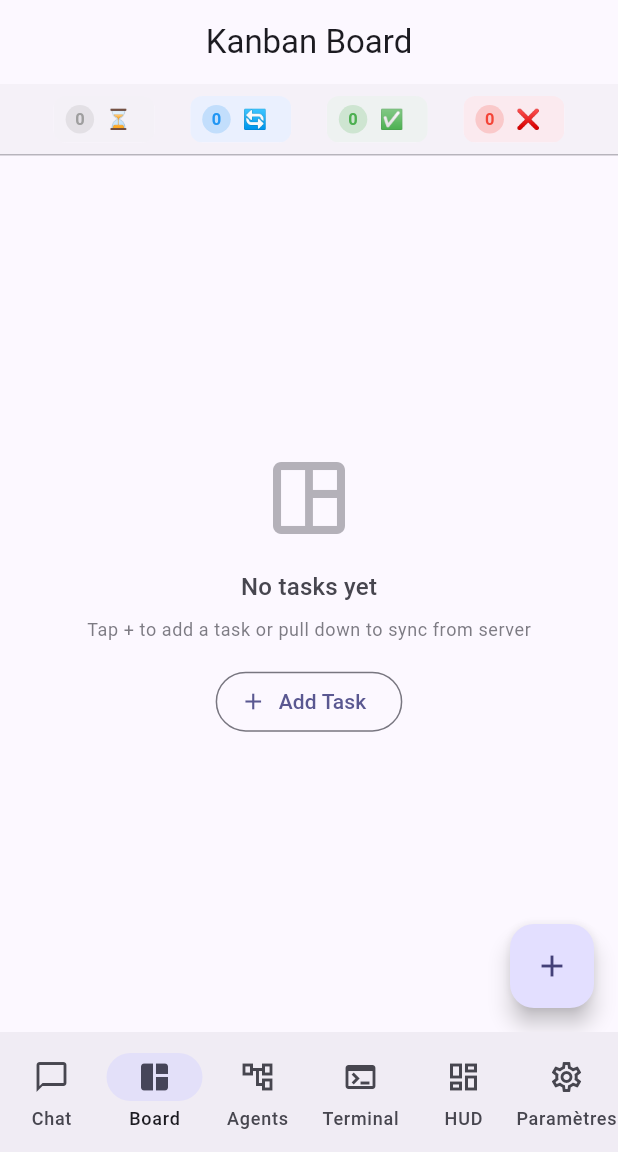
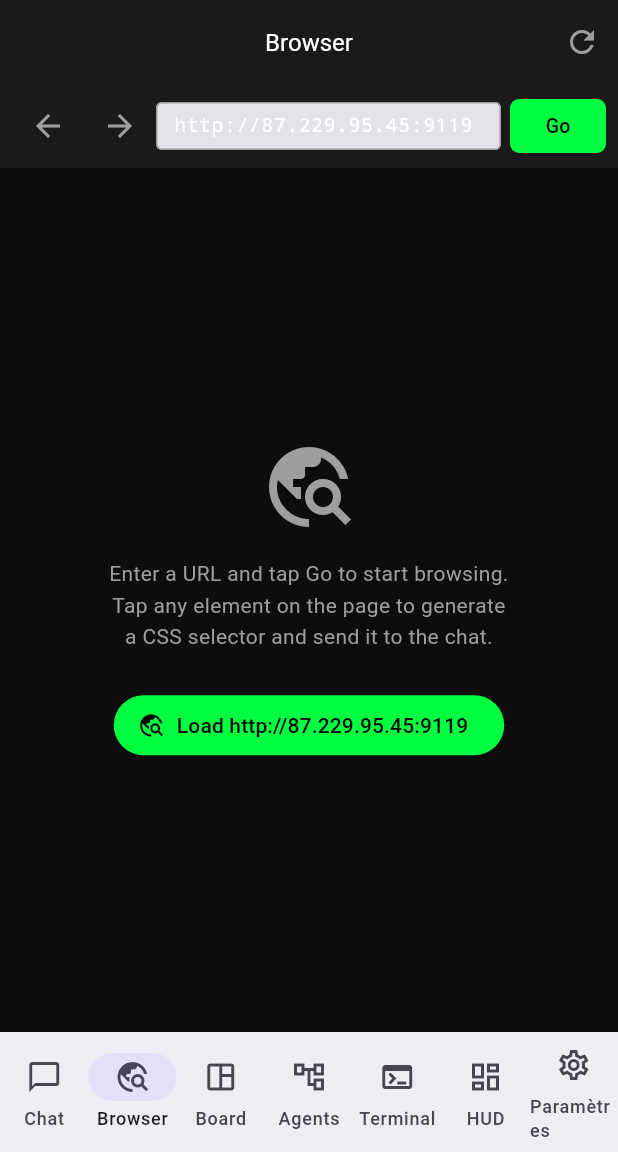
Before and after one commit to appweb514-svg/hermes-mobile-companion, a Flutter app: the screen it shows after launch, item 2 of the bottom bar chosen, on a phone screen of 412 x 824 dp, the part 84-1236 px from its top. Run offline on Flutter 3.47's test engine with Material 3 defaults, Android fonts, the phone set to English and light mode, and no system bars; our stand-ins replace flutter_local_notifications, flutter_riverpod, shared_preferences, webview_flutter.

Commit message:
Phase 4: Visual Element Selector (Browser View)

```diff
--- /dev/null
+++ b/lib/features/browser/browser_provider.dart
@@ -0,0 +1,147 @@
+import 'package:flutter_riverpod/flutter_riverpod.dart';
+import 'package:hermes_mobile/features/sessions/sessions_provider.dart';
+
+// ---------------------------------------------------------------------------
+// Browser state
+// ---------------------------------------------------------------------------
+
+/// State for the Visual Element Selector (Browser) feature.
+class BrowserState {
+  /// The current URL displayed in the WebView.
+  final String url;
+
+  /// Whether the page is currently loading.
+  final bool isLoading;
+
+  /// Load progress from 0.0 to 1.0.
+  final double progress;
+
+  /// CSS selector of the last tapped element (from JS channel).
+  final String? selectedSelector;
+
+  /// Text content of the last tapped element.
+  final String? selectedText;
+
+  /// Optional user instruction for what to do with the selected element.
+  final String? pendingInstruction;
+
+  const BrowserState({
+    this.url = 'http://87.229.95.45:9119',
+    this.isLoading = false,
+    this.progress = 0.0,
+    this.selectedSelector,
+    this.selectedText,
+    this.pendingInstruction,
+  });
+
+  BrowserState copyWith({
+    String? url,
+    bool? isLoading,
+    double? progress,
+    String? selectedSelector,
+    bool clearSelectedSelector = false,
+    String? selectedText,
+    bool clearSelectedText = false,
+    String? pendingInstruction,
+    bool clearPendingInstruction = false,
+  }) {
+    return BrowserState(
+      url: url ?? this.url,
+      isLoading: isLoading ?? this.isLoading,
+      progress: progress ?? this.progress,
+      selectedSelector: clearSelectedSelector
+          ? null
+          : (selectedSelector ?? this.selectedSelector),
+      selectedText:
+          clearSelectedText ? null : (selectedText ?? this.selectedText),
+      pendingInstruction: clearPendingInstruction
+          ? null
+          : (pendingInstruction ?? this.pendingInstruction),
+    );
+  }
+
+  @override
+  String toString() =>
+      'BrowserState(url: $url, isLoading: $isLoading, progress: $progress, '
+      'selected: $selectedSelector, text: $selectedText, instruction: $pendingInstruction)';
+}
+
+// ---------------------------------------------------------------------------
+// Browser notifier
+// ---------------------------------------------------------------------------
+
+/// [StateNotifier] managing the browser state and interactions with the
+/// Hermes chat via the element selector feature.
+class BrowserNotifier extends StateNotifier<BrowserState> {
+  BrowserNotifier() : super(const BrowserState());
+
+  /// Updates the current URL.
+  void setUrl(String url) {
+    if (url.trim().isNotEmpty) {
+      state = state.copyWith(url: url.trim());
+    }
+  }
+
+  /// Sets the loading state.
+  void setLoading(bool loading) {
+    state = state.copyWith(isLoading: loading);
+  }
+
+  /// Sets the page load progress (0.0 – 1.0).
+  void setProgress(double progress) {
+    state = state.copyWith(progress: progress.clamp(0.0, 1.0));
+  }
+
+  /// Clears the current element selection and pending instruction.
+  void clearSelection() {
+    state = state.copyWith(
+      clearSelectedSelector: true,
+      clearSelectedText: true,
+      clearPendingInstruction: true,
+    );
+  }
+
+  /// Called from the JavaScript channel when the user taps an element.
+  ///
+  /// Stores both the CSS [selector] and the element's [text] content.
+  void selectElement(String selector, String text) {
+    state = state.copyWith(
+      selectedSelector: selector,
+      selectedText: text,
+    );
+  }
+
+  /// Sets the pending instruction for what to do with the selected element.
+  void setInstruction(String instruction) {
+    state = state.copyWith(pendingInstruction: instruction);
+  }
+
+  /// Sends the selected element (selector + instruction) to the active chat
+  /// session as a @playwright command.
+  ///
+  /// Format:
+  ///   - Without instruction: `@playwright click "{selector}"`
+  ///   - With instruction:    `@playwright {instruction} on "{selector}"`
+  void sendToChat(WidgetRef ref) {
+    final selector = state.selectedSelector;
+    if (selector == null || selector.isEmpty) return;
+
+    final instruction = state.pendingInstruction?.trim() ?? '';
+    final text = instruction.isNotEmpty
+        ? '@playwright $instruction on "$selector"'
+        : '@playwright click "$selector"';
+
+    ref.read(sessionsProvider.notifier).sendMessage(text);
+    clearSelection();
+  }
+}
+
+// ---------------------------------------------------------------------------
+// Provider
+// ---------------------------------------------------------------------------
+
+/// Global provider for browser state.
+final browserProvider =
+    StateNotifierProvider<BrowserNotifier, BrowserState>((ref) {
+  return BrowserNotifier();
+});
--- /dev/null
+++ b/lib/features/browser/browser_screen.dart
@@ -0,0 +1,531 @@
+import 'dart:convert';
+
+import 'package:flutter/material.dart';
+import 'package:flutter_riverpod/flutter_riverpod.dart';
+import 'package:webview_flutter/webview_flutter.dart';
+
+import 'browser_provider.dart';
+
+// ---------------------------------------------------------------------------
+// JavaScript to inject into every loaded page for element selection
+// ---------------------------------------------------------------------------
+
+/// Returns the CSS selector generation function and click handler as a
+/// complete `<script>` block.
+String _elementSelectorScript() {
+  return '''
+(function() {
+  // ---- CSS selector generation ----
+  function getCssSelector(el) {
+    if (el.id) return '#' + CSS.escape(el.id);
+    var path = [];
+    while (el && el.nodeType === Node.ELEMENT_NODE) {
+      var selector = el.nodeName.toLowerCase();
+      if (el.id) { path.unshift('#' + CSS.escape(el.id)); break; }
+      if (el.className && typeof el.className === 'string') {
+        selector += '.' + el.className.trim().split(/\\s+/).filter(Boolean).join('.');
+      }
+      var sibling = el;
+      var nth = 1;
+      while ((sibling = sibling.previousElementSibling)) {
+        if (sibling.nodeName === el.nodeName) nth++;
+      }
+      if (nth > 1) selector += ':nth-of-type(' + nth + ')';
+      path.unshift(selector);
+      el = el.parentElement;
+    }
+    return path.join(' > ');
+  }
+
+  // ---- Element highlight feedback ----
+  function highlightElement(selector) {
+    var el = document.querySelector(selector);
+    if (!el) return;
+    var oldOutline = el.style.outline;
+    el.style.outline = '3px solid #00FF41';
+    setTimeout(function() { el.style.outline = oldOutline; }, 1500);
+  }
+
+  // ---- Click handler ----
+  document.addEventListener('click', function(e) {
+    e.preventDefault();
+    e.stopPropagation();
+    var selector = getCssSelector(e.target);
+    var text = (e.target.textContent || '').trim().substring(0, 200);
+    ElementSelector.postMessage(JSON.stringify({selector: selector, text: text}));
+    highlightElement(selector);
+  }, true);
+})();
+''';
+}
+
+// ---------------------------------------------------------------------------
+// Helper: ensure URL has a scheme
+// ---------------------------------------------------------------------------
+
+String _normalizeUrl(String raw) {
+  var url = raw.trim();
+  if (url.isEmpty) return 'http://87.229.95.45:9119';
+  if (!url.startsWith('http://') && !url.startsWith('https://')) {
+    url = 'https://$url';
+  }
+  return url;
+}
+
+// ---------------------------------------------------------------------------
+// BrowserScreen
+// ---------------------------------------------------------------------------
+
+/// Full-screen WebView with an element selector overlay.
+///
+/// Allows the user to:
+///   1. Navigate to any URL.
+///   2. Tap on elements to generate a unique CSS selector.
+///   3. Optionally enter an instruction for the selected element.
+///   4. Send the selector + instruction to the active chat session as a
+///      @playwright command.
+class BrowserScreen extends ConsumerStatefulWidget {
+  const BrowserScreen({super.key});
+
+  @override
+  ConsumerState<BrowserScreen> createState() => _BrowserScreenState();
+}
+
+class _BrowserScreenState extends ConsumerState<BrowserScreen> {
+  /// Controller for the WebView instance.
+  WebViewController? _webViewController;
+
+  /// Controller for the URL text field.
+  final _urlController = TextEditingController();
+
+  /// Focus node for the URL field.
+  final _urlFocusNode = FocusNode();
+
+  /// Controller for the instruction text field.
+  final _instructionController = TextEditingController();
+
+  @override
+  void initState() {
+    super.initState();
+    // Pre-fill the URL field from the provider.
+    final initialUrl = ref.read(browserProvider).url;
+    _urlController.text = initialUrl;
+  }
+
+  @override
+  void dispose() {
+    _urlController.dispose();
+    _urlFocusNode.dispose();
+    _instructionController.dispose();
+    _webViewController = null;
+    super.dispose();
+  }
+
+  // -----------------------------------------------------------------------
+  // WebView initialisation
+  // -----------------------------------------------------------------------
+
+  Future<void> _initWebView(String url) async {
+    final controller = WebViewController();
+
+    // -- JavaScript channel: receive selected element from the page --
+    controller.addJavaScriptChannel(
+      'ElementSelector',
+      onMessageReceived: (JavaScriptMessage message) {
+        try {
+          final data = jsonDecode(message.message) as Map<String, dynamic>;
+          final selector = data['selector'] as String? ?? '';
+          final text = data['text'] as String? ?? '';
+          if (selector.isNotEmpty) {
+            ref.read(browserProvider.notifier).selectElement(selector, text);
+            _instructionController.clear();
+          }
+        } catch (_) {
+          // Ignore malformed messages from JS.
+        }
+      },
+    );
+
+    // -- Navigation delegate: keep the URL bar in sync --
+    controller.setNavigationDelegate(
+      NavigationDelegate(
+        onPageStarted: (url) {
+          ref.read(browserProvider.notifier).setLoading(true);
+          ref.read(browserProvider.notifier).setUrl(url);
+          _urlController.text = url;
+        },
+        onPageFinished: (url) {
+          ref.read(browserProvider.notifier).setLoading(false);
+          // Re-inject the element selector script on every page load.
+          controller.runJavaScript(_elementSelectorScript());
+        },
+        onProgress: (progress) {
+          ref.read(browserProvider.notifier).setProgress(progress / 100.0);
+        },
+        onWebResourceError: (error) {
+          ref.read(browserProvider.notifier).setLoading(false);
+        },
+      ),
+    );
+
+    // -- JavaScript mode: enabled --
+    controller.setJavaScriptMode(JavaScriptMode.unrestricted);
+
+    // -- Load the initial URL --
+    await controller.loadRequest(Uri.parse(url));
+
+    // Inject the element selector script once the page is loaded.
+    // (onPageFinished also handles re-injection on navigation.)
+    controller.runJavaScript(_elementSelectorScript());
+
+    setState(() {
+      _webViewController = controller;
+    });
+  }
+
+  // -----------------------------------------------------------------------
+  // Navigation actions
+  // -----------------------------------------------------------------------
+
+  void _navigateToUrl() {
+    final raw = _urlController.text;
+    final url = _normalizeUrl(raw);
+    _urlController.text = url;
+    _urlFocusNode.unfocus();
+
+    final currentUrl = ref.read(browserProvider).url;
+    if (_webViewController != null && url != currentUrl) {
+      ref.read(browserProvider.notifier).setUrl(url);
+      _webViewController!.loadRequest(Uri.parse(url));
+    } else if (_webViewController == null) {
+      _initWebView(url);
+    }
+  }
+
+  void _goBack() {
+    _webViewController?.goBack();
+  }
+
+  void _goForward() {
+    _webViewController?.goForward();
+  }
+
+  void _reload() {
+    _webViewController?.reload();
+  }
+
+  // -----------------------------------------------------------------------
+  // Bottom action bar (visible when an element is selected)
+  // -----------------------------------------------------------------------
+
+  Widget _buildBottomActionBar(BrowserState state) {
+    final selector = state.selectedSelector ?? '';
+
+    return Container(
+      color: const Color(0xFF1A1A1A),
+      padding: EdgeInsets.only(
+        left: 12,
+        right: 12,
+        top: 8,
+        bottom: MediaQuery.of(context).padding.bottom + 8,
+      ),
+      child: Column(
+        mainAxisSize: MainAxisSize.min,
+        crossAxisAlignment: CrossAxisAlignment.stretch,
+        children: [
+          // Selected selector label
+          Row(
+            children: [
+              const Icon(Icons.touch_app, size: 18, color: Color(0xFF00FF41)),
+              const SizedBox(width: 6),
+              Expanded(
+                child: Text(
+                  'Selected: $selector',
+                  style: const TextStyle(
+                    fontSize: 12,
+                    color: Color(0xFF00FF41),
+                    fontFamily: 'monospace',
+                  ),
+                  overflow: TextOverflow.ellipsis,
+                  maxLines: 1,
+                ),
+              ),
+            ],
+          ),
+          const SizedBox(height: 8),
+          // Instruction field + action buttons
+          Row(
+            children: [
+              Expanded(
+                child: TextField(
+                  controller: _instructionController,
+                  style: const TextStyle(
+                    fontSize: 14,
+                    color: Colors.white,
+                  ),
+                  decoration: const InputDecoration(
+                    isDense: true,
+                    contentPadding: EdgeInsets.symmetric(
+                      horizontal: 10,
+                      vertical: 8,
+                    ),
+                    hintText: 'click',
+                    hintStyle: TextStyle(color: Colors.grey),
+                    border: OutlineInputBorder(
+                      borderSide: BorderSide(color: Colors.grey),
+                    ),
+                    enabledBorder: OutlineInputBorder(
+                      borderSide: BorderSide(color: Colors.grey),
+                    ),
+                    focusedBorder: OutlineInputBorder(
+                      borderSide: BorderSide(color: Color(0xFF00FF41)),
+                    ),
+                  ),
+                  textInputAction: TextInputAction.send,
+                  onChanged: (value) {
+                    ref
+                        .read(browserProvider.notifier)
+                        .setInstruction(value);
+                  },
+                  onSubmitted: (_) => _sendToChat(),
+                ),
+              ),
+              const SizedBox(width: 8),
+              // Send to Chat
+              SizedBox(
+                height: 40,
+                child: ElevatedButton.icon(
+                  onPressed: _sendToChat,
+                  icon: const Icon(Icons.send_rounded, size: 16),
+                  label: const Text('Send'),
+                  style: ElevatedButton.styleFrom(
+                    backgroundColor: const Color(0xFF00FF41),
+                    foregroundColor: Colors.black,
+                    shape: RoundedRectangleBorder(
+                      borderRadius: BorderRadius.circular(8),
+                    ),
+                  ),
+                ),
+              ),
+              const SizedBox(width: 8),
+              // Clear
+              SizedBox(
+                height: 40,
+                child: OutlinedButton.icon(
+                  onPressed: () {
+                    ref.read(browserProvider.notifier).clearSelection();
+                    _instructionController.clear();
+                  },
+                  icon: const Icon(Icons.close, size: 16),
+                  label: const Text('Clear'),
+                  style: OutlinedButton.styleFrom(
+                    foregroundColor: Colors.grey,
+                    side: const BorderSide(color: Colors.grey),
+                    shape: RoundedRectangleBorder(
+                      borderRadius: BorderRadius.circular(8),
+                    ),
+                  ),
+                ),
+              ),
+            ],
+          ),
+        ],
+      ),
+    );
+  }
+
+  void _sendToChat() {
+    final instruction = _instructionController.text.trim();
+    if (instruction.isNotEmpty) {
+      ref.read(browserProvider.notifier).setInstruction(instruction);
+    }
+    ref.read(browserProvider.notifier).sendToChat(ref);
+
+    // Show a brief snackbar confirmation.
+    if (mounted) {
+      ScaffoldMessenger.of(context).showSnackBar(
+        const SnackBar(
+          content: Text('Sent to chat'),
+          duration: Duration(seconds: 2),
+          behavior: SnackBarBehavior.floating,
+        ),
+      );
+    }
+  }
+
+  // -----------------------------------------------------------------------
+  // Build
+  // -----------------------------------------------------------------------
+
+  @override
+  Widget build(BuildContext context) {
+    final state = ref.watch(browserProvider);
+    final hasSelection = state.selectedSelector != null &&
+        state.selectedSelector!.isNotEmpty;
+
+    return Scaffold(
+      backgroundColor: const Color(0xFF0D0D0D),
+      appBar: AppBar(
+        backgroundColor: const Color(0xFF1A1A1A),
+        title: const Text(
+          'Browser',
+          style: TextStyle(
+            fontSize: 16,
+            color: Colors.white,
+          ),
+        ),
+        actions: [
+          // Refresh button
+          IconButton(
+            icon: const Icon(Icons.refresh, color: Colors.grey),
+            onPressed: _reload,
+          ),
+        ],
+      ),
+      body: Column(
+        children: [
+          // ---- URL bar ----
+          Container(
+            color: const Color(0xFF1A1A1A),
+            padding: const EdgeInsets.fromLTRB(8, 4, 8, 4),
+            child: Row(
+              children: [
+                // Back button
+                IconButton(
+                  icon: const Icon(Icons.arrow_back, color: Colors.grey),
+                  onPressed: _goBack,
+                  constraints: const BoxConstraints(
+                    minWidth: 36,
+                    minHeight: 36,
+                  ),
+                  padding: EdgeInsets.zero,
+                ),
+                // Forward button
+                IconButton(
+                  icon: const Icon(Icons.arrow_forward, color: Colors.grey),
+                  onPressed: _goForward,
+                  constraints: const BoxConstraints(
+                    minWidth: 36,
+                    minHeight: 36,
+                  ),
+                  padding: EdgeInsets.zero,
+                ),
+                // URL text field
+                Expanded(
+                  child: TextField(
+                    controller: _urlController,
+                    focusNode: _urlFocusNode,
+                    style: const TextStyle(
+                      fontSize: 13,
+                      color: Colors.white,
+                      fontFamily: 'monospace',
+                    ),
+                    decoration: const InputDecoration(
+                      isDense: true,
+                      contentPadding: EdgeInsets.symmetric(
+                        horizontal: 8,
+                        vertical: 6,
+                      ),
+                      hintText: 'Enter URL...',
+                      hintStyle: TextStyle(color: Colors.grey, fontSize: 13),
+                      border: OutlineInputBorder(
+                        borderSide: BorderSide(color: Colors.grey),
+                      ),
+                      enabledBorder: OutlineInputBorder(
+                        borderSide: BorderSide(color: Colors.grey),
+                      ),
+                      focusedBorder: OutlineInputBorder(
+                        borderSide: BorderSide(color: Color(0xFF00FF41)),
+                      ),
+                    ),
+                    textInputAction: TextInputAction.go,
+                    onSubmitted: (_) => _navigateToUrl(),
+                  ),
+                ),
+                const SizedBox(width: 6),
+                // Go button
+                SizedBox(
+                  height: 36,
+                  child: ElevatedButton(
+                    onPressed: _navigateToUrl,
+                    style: ElevatedButton.styleFrom(
+                      backgroundColor: const Color(0xFF00FF41),
+                      foregroundColor: Colors.black,
+                      shape: RoundedRectangleBorder(
+                        borderRadius: BorderRadius.circular(6),
+                      ),
+                      padding: const EdgeInsets.symmetric(horizontal: 12),
+                    ),
+                    child: const Text('Go', style: TextStyle(fontSize: 13)),
+                  ),
+                ),
+              ],
+            ),
+          ),
+
+          // ---- Loading progress bar ----
+          if (state.isLoading)
+            LinearProgressIndicator(
+              value: state.progress,
+              backgroundColor: const Color(0xFF333333),
+              valueColor: const AlwaysStoppedAnimation<Color>(
+                Color(0xFF00FF41),
+              ),
+              minHeight: 2,
+            ),
+
+          // ---- WebView ----
+          Expanded(
+            child: _webViewController == null
+                ? _buildInitialView(state)
+                : WebViewWidget(controller: _webViewController!),
+          ),
+
+          // ---- Bottom action bar (when element selected) ----
+          if (hasSelection) _buildBottomActionBar(state),
+        ],
+      ),
+    );
+  }
+
+  /// Placeholder shown before the WebView is initialised.
+  Widget _buildInitialView(BrowserState state) {
+    return Center(
+      child: Column(
+        mainAxisSize: MainAxisSize.min,
+        children: [
+          const Icon(
+            Icons.travel_explore,
+            size: 64,
+            color: Colors.grey,
+          ),
+          const SizedBox(height: 16),
+          const Text(
+            'Enter a URL and tap Go to start browsing.\n'
+            'Tap any element on the page to generate\n'
+            'a CSS selector and send it to the chat.',
+            textAlign: TextAlign.center,
+            style: TextStyle(
+              fontSize: 14,
+              color: Colors.grey,
+              height: 1.5,
+            ),
+          ),
+          const SizedBox(height: 24),
+          ElevatedButton.icon(
+            onPressed: () {
+              final url = state.url;
+              _initWebView(url);
+            },
+            icon: const Icon(Icons.travel_explore),
+            label: Text('Load ${state.url}'),
+            style: ElevatedButton.styleFrom(
+              backgroundColor: const Color(0xFF00FF41),
+              foregroundColor: Colors.black,
+            ),
+          ),
+        ],
+      ),
+    );
+  }
+}
--- a/lib/features/home/home_screen.dart
+++ b/lib/features/home/home_screen.dart
@@ -1,6 +1,7 @@
 import 'package:flutter/material.dart';
 import 'package:flutter_riverpod/flutter_riverpod.dart';
 import '../chat/chat_screen.dart';
+import '../browser/browser_screen.dart';
 import '../terminal/terminal_screen.dart';
 import '../kanban/kanban_screen.dart';
 import '../subagents/subagents_screen.dart';
@@ -32,6 +33,7 @@ class HomeScreen extends ConsumerWidget {
         index: currentIndex,
         children: const [
           ChatScreen(),
+          BrowserScreen(),
           KanbanScreen(),
           SubagentsScreen(),
           TerminalScreen(),
@@ -49,6 +51,11 @@ class HomeScreen extends ConsumerWidget {
             icon: Icon(Icons.chat_bubble_outline),
             selectedIcon: Icon(Icons.chat_bubble),
             label: 'Chat',
+          ),
+          NavigationDestination(
+            icon: Icon(Icons.travel_explore_outlined),
+            selectedIcon: Icon(Icons.travel_explore),
+            label: 'Browser',
           ),
           NavigationDestination(
             icon: Icon(Icons.space_dashboard_outlined),
--- a/pubspec.yaml
+++ b/pubspec.yaml
@@ -16,7 +16,7 @@ publish_to: 'none' # Remove this line if you wish to publish to pub.dev
 # https://developer.apple.com/library/archive/documentation/General/Reference/InfoPlistKeyReference/Articles/CoreFoundationKeys.html
 # In Windows, build-name is used as the major, minor, and patch parts
 # of the product and file versions while build-number is used as the build suffix.
-version: 1.0.0+4
+version: 1.0.0+5
 
 environment:
   sdk: ^3.12.0
@@ -55,6 +55,9 @@ dependencies:
 
   # Internationalization
   intl: ^0.19.0
+
+  # WebView for browser feature
+  webview_flutter: ^4.10.0
 
 dev_dependencies:
   flutter_test:
```
Also changed, not shown: pubspec.lock, 1 other file.
